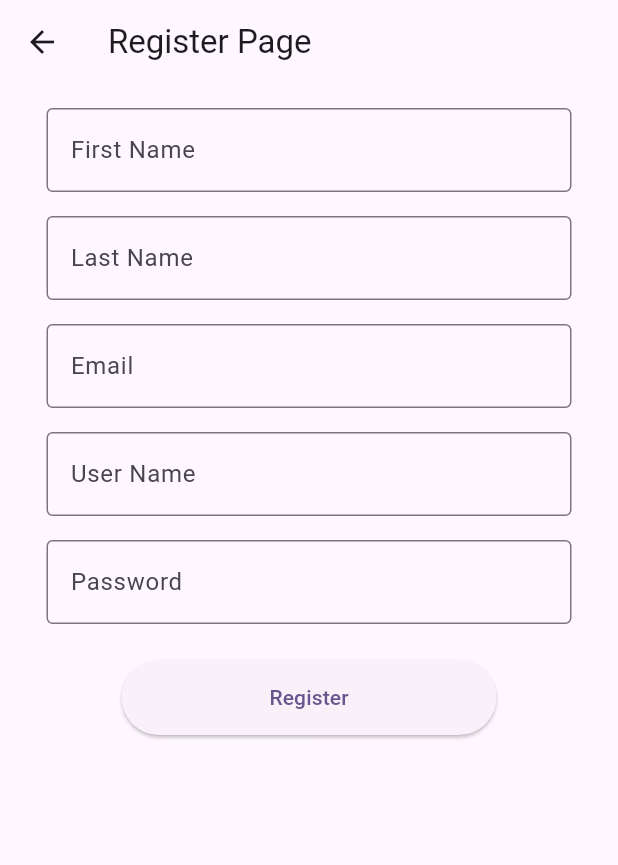
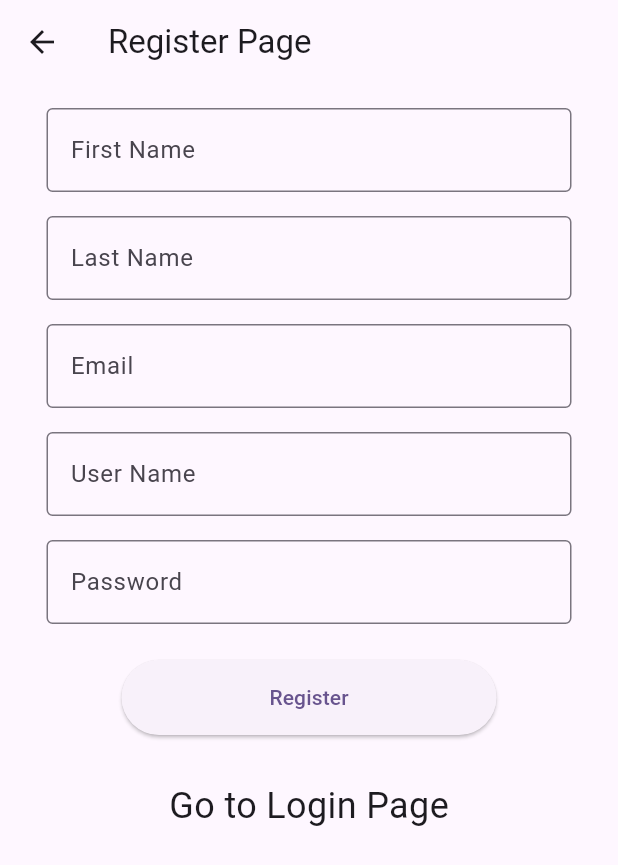
Before and after one commit to jasberDataSirpi/full-stack-training, a Flutter app: the screen it shows after launch, after a tap on "Create New Account", on a phone screen of 412 x 824 dp. Shown: the top 865 px of the screen. Run offline on Flutter 3.47's test engine with Material 2 defaults, Android fonts, the phone set to English and light mode, and no system bars; our stand-ins replace flutter_dotenv, shared_preferences; network calls fail.

Commit message:
routing isAuthorized

```diff
--- /dev/null
+++ b/lib/common-widgets/loading_indicator.dart
@@ -0,0 +1,31 @@
+import 'package:flutter/material.dart';
+
+class LoadingIndicator extends StatefulWidget {
+  const LoadingIndicator({super.key});
+
+  @override
+  State<LoadingIndicator> createState() => _LoadingIndicatorState();
+}
+
+class _LoadingIndicatorState extends State<LoadingIndicator> {
+  @override
+  Widget build(BuildContext context) {
+    return Column(
+      crossAxisAlignment: CrossAxisAlignment.center,
+      mainAxisAlignment: MainAxisAlignment.center,
+      children: <Widget>[
+        Center(
+          child: Container(
+            height: 20,
+            width: 20,
+            margin: const EdgeInsets.all(5),
+            child: const CircularProgressIndicator(
+              strokeWidth: 2.0,
+              valueColor: AlwaysStoppedAnimation(Colors.blue),
+            ),
+          ),
+        ),
+      ],
+    );
+  }
+}
--- a/lib/pages/my_home_page.dart
+++ b/lib/pages/my_home_page.dart
@@ -1,4 +1,5 @@
 import 'package:flutter/material.dart';
+import 'package:meal_planet/common-widgets/loading_indicator.dart';
 import 'package:meal_planet/pages/dashboard_page.dart';
 import 'package:meal_planet/pages/login_page.dart';
 import 'package:meal_planet/services/auth_service.dart';
@@ -19,7 +20,7 @@ class _MyHomePageState extends State<MyHomePage> {
     return isAuthorized;
   }
 
-  getInitialPage() {
+  _getInitialPage() {
     return isAuthorized ? const DashboardPage() : const LoginPage();
   }
 
@@ -28,10 +29,15 @@ class _MyHomePageState extends State<MyHomePage> {
     return FutureBuilder<bool>(
         future: setIsAuthorized(),
         builder: (context, AsyncSnapshot<bool> snapshot) {
-          if (snapshot.hasData) {
-            return getInitialPage();
+          if (snapshot.connectionState == ConnectionState.waiting) {
+            // While data is being fetched
+            return const LoadingIndicator();
+          } else if (snapshot.hasError) {
+            // If there's an error while fetching data
+            return Text('Error: ${snapshot.error}');
           } else {
-            return const Text("Loading");
+            // When data fetching is successful
+            return _getInitialPage();
           }
         });
   }
--- a/lib/pages/register_page.dart
+++ b/lib/pages/register_page.dart
@@ -129,6 +129,16 @@ class _RegisterPageState extends State<RegisterPage> {
               ),
             ),
             const SizedBox(height: 30),
+            GestureDetector(
+              onTap: () {
+                Navigator.pushNamed(context, "/login");
+              },
+              child: const Text(
+                'Go to Login Page',
+                style: TextStyle(fontSize: 24),
+              ),
+            ),
+            const SizedBox(height: 30),
             Text(
               message,
               style: TextStyle(color: Colors.green.shade400),
--- a/lib/services/http_service.dart
+++ b/lib/services/http_service.dart
@@ -2,11 +2,9 @@ import 'package:http/http.dart' as http;
 import 'dart:convert';
 import 'package:meal_planet/constants/http_methods.dart';
 
-// TODO: Need to enable the below lines after deployed
-// import 'package:flutter_dotenv/flutter_dotenv.dart';
-// final String baseUrl = dotenv.env['BACKEND_URL']!;
+import 'package:flutter_dotenv/flutter_dotenv.dart';
 
-const String baseUrl = "localhost:9001";
+final String baseUrl = dotenv.env['BACKEND_URL']!;
 
 // Function to make an HTTP request
 Future<http.Response> request(String method, String urlString,
```
Also changed, not shown: lib/common-widgets/progress_indicator.dart (deleted, +0 -31 lines), lib/pages/dashboard_page.dart (+22 -1 lines), 4 other files.
